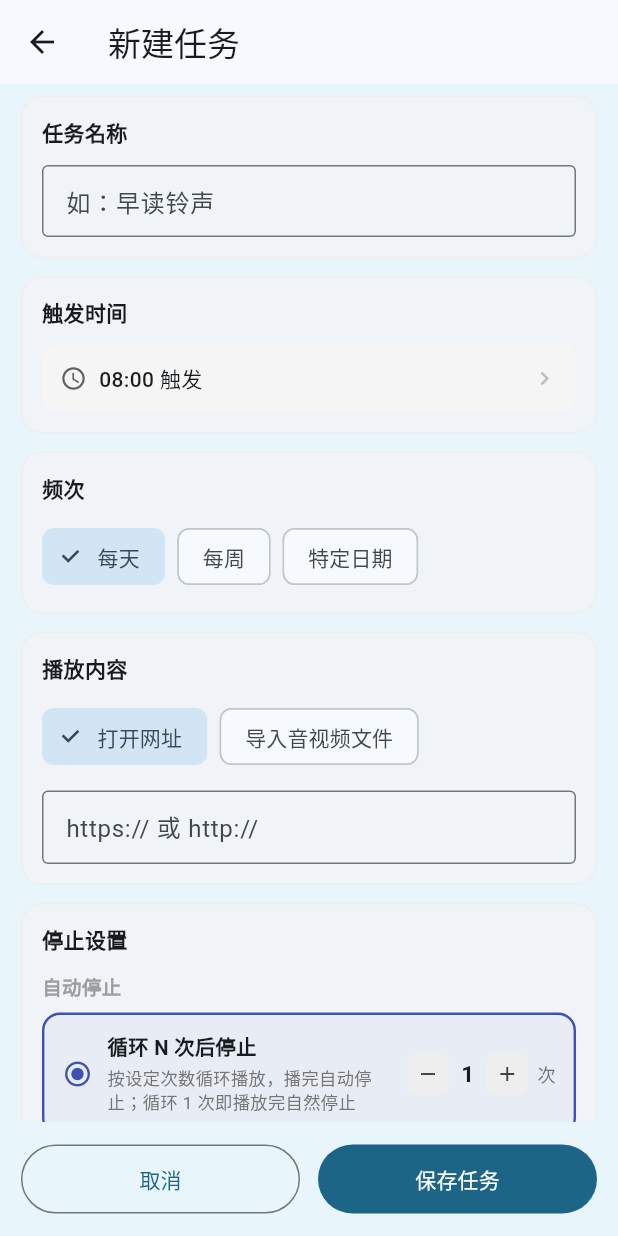
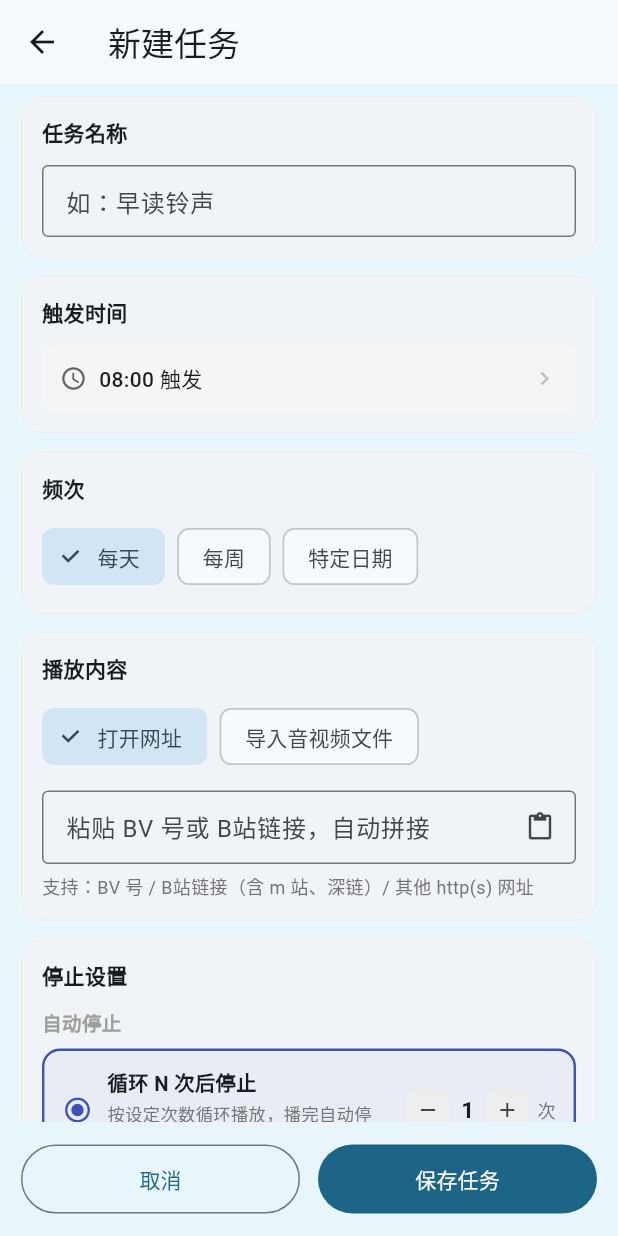
Before and after one commit to Cicely-lucky/scheduled-player-app, a Flutter app: the CreatePage screen opened directly, on a phone screen of 412 x 824 dp. Run offline on Flutter 3.47's test engine with Material 3 defaults, Android fonts, the phone set to English and light mode, and no system bars; our stand-ins replace file_picker, flutter_local_notifications, just_audio, shared_preferences, video_player; missing offline and left inert: android_alarm_manager_plus, android_intent_plus; accounts and stored records are empty.

Commit message:
feat: 新建任务页支持 BV 号自动拼接为 B站完整链接
- 粘贴裸 BV 号（BV+10位）/ B站网页链接（含 m 站、尾斜杠、p 参数）/
  B站深链，输入框自动替换为 https://www.bilibili.com/video/BVxxx 长链接
- 保存时二次兜底规范化，任务存储的 URL 恒为长链接，
  后续调度 SYNC、通知、原生桥打开的都是该值
- 新增剪贴板粘贴按钮：B站 App 复制 BV 号后一键填入
- 状态提示行：B站链接就绪时显示绿色确认，否则展示支持的输入形式
- 正则精确匹配 BV+10 位（B站 2020 起固定 12 字符），
  避免手输场景未满长度就提前触发替换
- b23.tv 短链无 BV 字样时不可离线还原，原样保留，
  由原生桥 CLEAR_TASK 兜底

```diff
--- a/lib/pages/create_page.dart
+++ b/lib/pages/create_page.dart
@@ -2,6 +2,7 @@ import 'dart:io';
 
 import 'package:file_picker/file_picker.dart';
 import 'package:flutter/material.dart';
+import 'package:flutter/services.dart';
 import 'package:path_provider/path_provider.dart';
 
 import '../models/task.dart';
@@ -19,6 +20,7 @@ class CreatePage extends StatefulWidget {
 
 class _CreatePageState extends State<CreatePage> {
   late final TextEditingController _nameCtrl;
+  late final TextEditingController _urlCtrl;
 
   late String _time;
   late String _freq;
@@ -50,6 +52,7 @@ class _CreatePageState extends State<CreatePage> {
     _date = i?.date ?? '';
     _ct = i?.ct ?? 'url';
     _url = i?.url ?? '';
+    _urlCtrl = TextEditingController(text: _url);
     _fileName = i?.fileName ?? '';
     _isVideo = i?.isVideo ?? false;
     _auto = i?.auto ?? 'loop';
@@ -63,9 +66,73 @@ class _CreatePageState extends State<CreatePage> {
   static const _weekNames = ['一', '二', '三', '四', '五', '六', '日'];
   static const _videoExts = ['mp4', 'mov', 'mkv', 'webm', 'm4v'];
 
+  // ---------- BV 号自动拼接 ----------
+  // 输入支持三种形态，统一拼接为完整长链接：
+  //   1. 裸 BV 号：BV1xx411c7mD
+  //   2. B站网页链接：www/m.bilibili.com/video/BVxxx?p=2（含尾部斜杠、av 页等）
+  //   3. B站深链：bilibili://video/BVxxx
+  // 说明：b23.tv 短链无法离线还原 BV 号（需网络 302 跳转），
+  // 若链接里直接带 BV 字样则可提取，否则原样保留（原生桥会兜底处理）。
+  // B 站 BV 号自 2020 年起固定为「BV + 10 位」共 12 字符。
+  // 精确匹配而非 8~15 位宽松区间：手输场景下若在未满 12 字符时就触发
+  // 替换，用户后续字符会打不进/状态错乱；精确到 12 字符时转换刚好一次成型。
+  static final _reBvStandalone = RegExp(r'^BV[0-9A-Za-z]{10}$');
+  static final _reBvInText = RegExp(
+      r'(?:bilibili\.com(?:/video)?/|b23\.tv/|bilibili://video/)(BV[0-9A-Za-z]+)');
+  static final _rePageParam = RegExp(r'[?&]p=(\d+)');
+
+  /// 把用户输入规范化为 B站完整长链接；非 B站视频内容原样返回（trim 后）
+  static String _normalizeBiliUrl(String input) {
+    final s = input.trim();
+    if (s.isEmpty) return s;
+    String? bv;
+    if (_reBvStandalone.hasMatch(s)) {
+      bv = s; // 整串就是 BV 号
+    } else {
+      bv = _reBvInText.firstMatch(s)?.group(1);
+    }
+    if (bv == null) return s;
+    final p = _rePageParam.firstMatch(s)?.group(1);
+    return p == null
+        ? 'https://www.bilibili.com/video/$bv'
+        : 'https://www.bilibili.com/video/$bv?p=$p';
+  }
+
+  /// 网址输入变化：自动识别 BV 号 / B站链接并替换为完整长链接
+  void _onUrlChanged(String v) {
+    final normalized = _normalizeBiliUrl(v);
+    if (normalized != v.trim() && normalized.isNotEmpty) {
+      // 输入被识别为 BV 号或 B站链接 → 自动替换为拼接好的长链接
+      _url = normalized;
+      // 赋值会再次触发 onChanged，届时 normalized == 输入即稳定，
+      // 提示行在那一轮 setState 中刷新
+      _urlCtrl.value = TextEditingValue(
+        text: normalized,
+        selection: TextSelection.collapsed(offset: normalized.length),
+      );
+      return;
+    }
+    setState(() => _url = normalized);
+  }
+
+  /// 从剪贴板粘贴并自动识别（B站 App 里复制 BV 号后一键填入）
+  Future<void> _pasteFromClipboard() async {
+    final data = await Clipboard.getData(Clipboard.kTextPlain);
+    final text = data?.text?.trim() ?? '';
+    if (text.isEmpty) {
+      if (mounted) {
+        ScaffoldMessenger.of(context)
+            .showSnackBar(const SnackBar(content: Text('剪贴板为空')));
+      }
+      return;
+    }
+    _onUrlChanged(text);
+  }
+
   @override
   void dispose() {
     _nameCtrl.dispose();
+    _urlCtrl.dispose();
     super.dispose();
   }
 
@@ -162,7 +229,11 @@ class _CreatePageState extends State<CreatePage> {
           .showSnackBar(const SnackBar(content: Text('请选择触发日期')));
       return;
     }
-    if (_ct == 'url' && _url.trim().isEmpty) {
+    // 兜底规范化：即使用户绕过了输入框的自动替换（如恢复旧任务数据），
+    // 保存进任务的也一定是拼接好的完整长链接——后续调度、通知、
+    // 原生桥打开的都是这个值
+    final url = _normalizeBiliUrl(_url);
+    if (_ct == 'url' && url.isEmpty) {
       ScaffoldMessenger.of(context)
           .showSnackBar(const SnackBar(content: Text('请输入要打开的网址')));
       return;
@@ -181,7 +252,7 @@ class _CreatePageState extends State<CreatePage> {
       time: _time,
       date: _date,
       ct: _ct,
-      url: _url.trim(),
+      url: url,
       fileName: _fileName,
       isVideo: _isVideo,
       auto: _auto,
@@ -265,13 +336,47 @@ class _CreatePageState extends State<CreatePage> {
                   if (_ct == 'url') ...[
                     const SizedBox(height: 12),
                     TextField(
-                      decoration: const InputDecoration(
-                        hintText: 'https:// 或 http://',
-                        border: OutlineInputBorder(),
+                      controller: _urlCtrl,
+                      onChanged: _onUrlChanged,
+                      keyboardType: TextInputType.url,
+                      decoration: InputDecoration(
+                        hintText: '粘贴 BV 号或 B站链接，自动拼接',
+                        border: const OutlineInputBorder(),
                         isDense: true,
+                        // 一键读取剪贴板并识别（B站 App 复制 BV 号后直接点这里）
+                        suffixIcon: IconButton(
+                          icon: const Icon(Icons.content_paste, size: 20),
+                          tooltip: '粘贴并识别',
+                          onPressed: _pasteFromClipboard,
+                        ),
                       ),
-                      onChanged: (v) => _url = v,
                     ),
+                    const SizedBox(height: 6),
+                    Builder(builder: (_) {
+                      // 状态提示行：告知用户当前链接是否已拼接好
+                      if (_url.startsWith('https://www.bilibili.com/video/')) {
+                        return Row(
+                          children: [
+                            Icon(Icons.check_circle,
+                                size: 14, color: Colors.green.shade600),
+                            const SizedBox(width: 4),
+                            Expanded(
+                              child: Text(
+                                'B站完整链接已就绪，到点将直接播放该视频',
+                                style: TextStyle(
+                                    fontSize: 12,
+                                    color: Colors.green.shade600),
+                              ),
+                            ),
+                          ],
+                        );
+                      }
+                      return Text(
+                        '支持：BV 号 / B站链接（含 m 站、深链）/ 其他 http(s) 网址',
+                        style: TextStyle(
+                            fontSize: 12, color: Colors.grey.shade600),
+                      );
+                    }),
                   ],
                   if (_ct == 'file') ...[
                     const SizedBox(height: 12),
```
